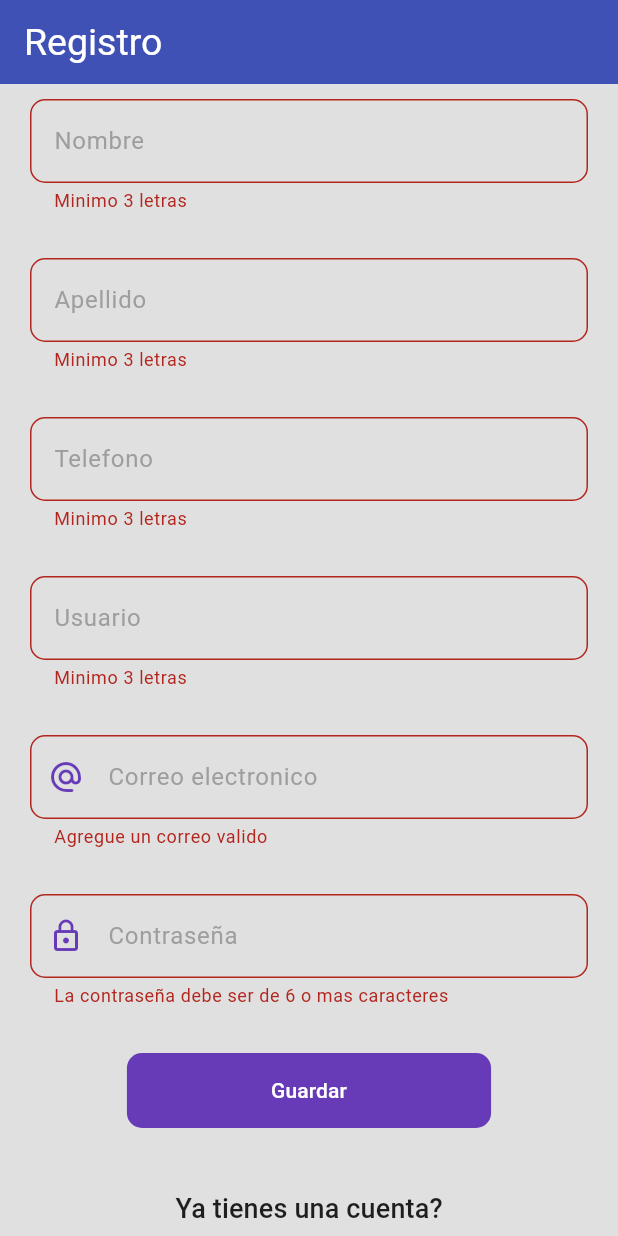
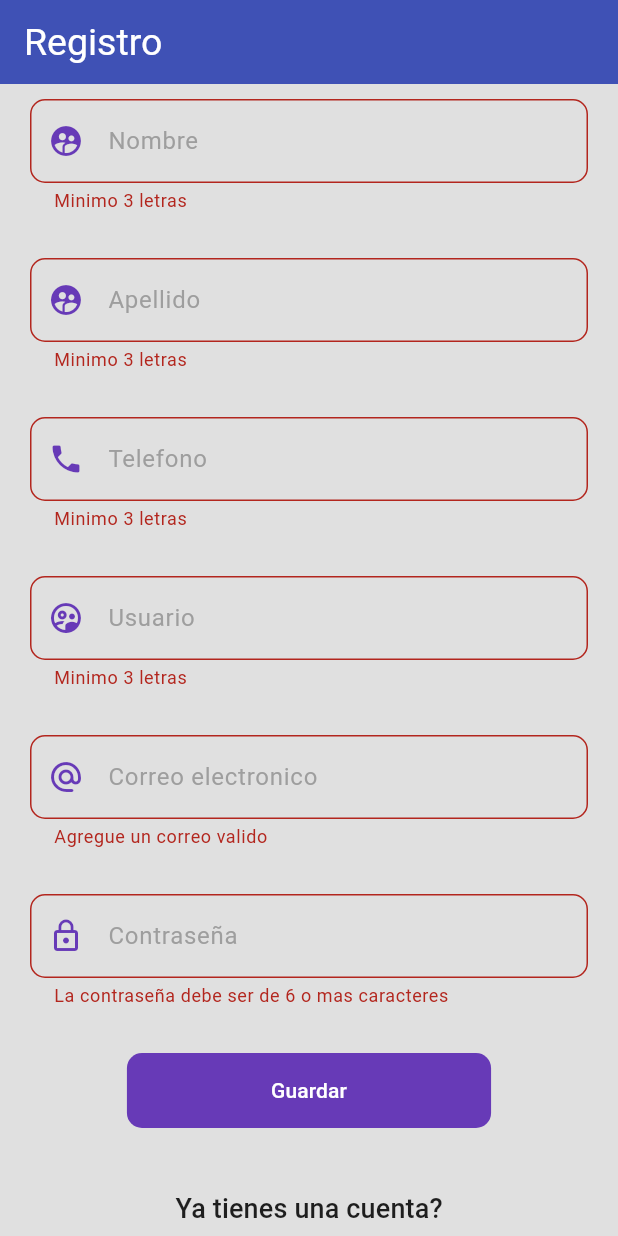
Before and after one commit to Tonyva002/luxury, a Flutter app: the screen it shows after launch, after a tap on "Ingresar", after a tap on "Crear una nueva cuenta", after a tap on "Guardar", on a phone screen of 412 x 824 dp. Run offline on Flutter 3.47's test engine with Material 3 defaults, Android fonts, the phone set to English and light mode, and no system bars; our stand-ins replace flutter_secure_storage.

Commit message:
Validation login and register
Validation login and register

```diff
--- a/lib/main.dart
+++ b/lib/main.dart
@@ -1,6 +1,7 @@
 import 'package:flutter/material.dart';
 import 'package:luxury/router/routes.dart';
 import 'package:luxury/services/auth_service.dart';
+import 'package:luxury/services/services.dart';
 import 'package:luxury/theme/theme.dart';
 import 'package:provider/provider.dart';
 
@@ -34,6 +35,7 @@ class MyApp extends StatelessWidget {
       initialRoute: AppRoutes.initialRoute,
       routes: AppRoutes.getAppRoutes(),
       theme: AppTheme.lightTheme,
+      scaffoldMessengerKey: NotificationsService.messengerKey,
 
     );
   }
--- a/lib/screens/login_screen.dart
+++ b/lib/screens/login_screen.dart
@@ -68,7 +68,7 @@ class _LoginForm extends StatelessWidget {
               autocorrect: false,
               keyboardType: TextInputType.emailAddress,
               decoration: InputDecorations.authInputDecoration(
-                  hintText: 'tony.do@gmail.com',
+                  hintText: 't...do@gmail.com',
                   labelText: 'Correo electronico',
                   prefixIcon: Icons.alternate_email_rounded),
               onChanged: (value) => loginForm.email = value,
@@ -88,7 +88,7 @@ class _LoginForm extends StatelessWidget {
               obscureText: true,
               keyboardType: TextInputType.emailAddress,
               decoration: InputDecorations.authInputDecoration(
-                  hintText: '*****',
+                  hintText: '***....',
                   labelText: 'Contraseña',
                   prefixIcon: Icons.lock_outline),
               onChanged: (value) => loginForm.password = value,
@@ -101,17 +101,11 @@ class _LoginForm extends StatelessWidget {
             const SizedBox(height: 30),
             MaterialButton(
                 shape: RoundedRectangleBorder(
-                    borderRadius: BorderRadius.circular(10)),
+                    borderRadius: BorderRadius.circular(10)
+                ),
                 disabledColor: Colors.grey,
                 elevation: 0,
                 color: Colors.deepPurple,
-                child: Container(
-                  padding: EdgeInsets.symmetric(horizontal: 80, vertical: 15),
-                  child: Text(
-                    loginForm.isLoading ? 'Espere...' : 'Ingresar',
-                    style: TextStyle(color: Colors.white),
-                  ),
-                ),
                 onPressed: loginForm.isLoading
                     ? null
                     : () async {
@@ -128,11 +122,18 @@ class _LoginForm extends StatelessWidget {
                         if(errorMessage == null){
                           Navigator.pushReplacementNamed(context, 'home');
                         } else {
-                          print(errorMessage);
+                          NotificationsService.showSnackbar('Usuario y contraseña invalida');
                           loginForm.isLoading = false;
                         }
 
-                })
+                },
+                child: Container(
+                  padding: EdgeInsets.symmetric(horizontal: 80, vertical: 15),
+                  child: Text(
+                    loginForm.isLoading ? 'Espere...' : 'Ingresar',
+                    style: TextStyle(color: Colors.white),
+                  ),
+                ))
           ],
         ),
       ),
--- a/lib/screens/register_screen.dart
+++ b/lib/screens/register_screen.dart
@@ -53,19 +53,22 @@ class _LoginForm extends StatelessWidget {
                 labelText: 'Nombre',
                 hintText: 'Nombre del usuario',
                 formProperty: 'first_name',
-                formValues: formValues),
+                formValues: formValues,
+            prefixIcon: Icons.supervised_user_circle_rounded),
             const SizedBox(height: 30),
             InputDecorations.authTextFormField(
                 labelText: 'Apellido',
                 hintText: 'Apellido del usuario',
                 formProperty: 'last_name',
-                formValues: formValues),
+                formValues: formValues,
+            prefixIcon: Icons.supervised_user_circle),
             const SizedBox(height: 30),
             InputDecorations.authTextFormField(
                 labelText: 'Telefono',
                 hintText: 'Telefono del usuario',
                 formProperty: 'phone',
-                formValues: formValues),
+                formValues: formValues,
+            prefixIcon: Icons.phone),
             const SizedBox(height: 30),
 
             InputDecorations.authTextFormField(
@@ -73,7 +76,8 @@ class _LoginForm extends StatelessWidget {
                 hintText: 'Usuario',
                 obscureText: true,
                 formProperty: 'user',
-                formValues: formValues),
+                formValues: formValues,
+                prefixIcon: Icons.supervised_user_circle_outlined),
             const SizedBox(height: 30),
 
 
@@ -81,7 +85,7 @@ class _LoginForm extends StatelessWidget {
               autocorrect: false,
               keyboardType: TextInputType.emailAddress,
               decoration: InputDecorations.authInputDecoration2(
-                  hintText: 'tony.do@gmail.com',
+                  hintText: 't...do@gmail.com',
                   labelText: 'Correo electronico',
                   prefixIcon: Icons.alternate_email_rounded),
               onChanged: (value) => loginForm.email = value,
@@ -101,7 +105,7 @@ class _LoginForm extends StatelessWidget {
               obscureText: true,
               keyboardType: TextInputType.emailAddress,
               decoration: InputDecorations.authInputDecoration2(
-                  hintText: '*****',
+                  hintText: '***....',
                   labelText: 'Contraseña',
                   prefixIcon: Icons.lock_outline),
               onChanged: (value) => loginForm.password = value,
@@ -141,7 +145,7 @@ class _LoginForm extends StatelessWidget {
                   if(errorMessage == null){
                     Navigator.pushReplacementNamed(context, 'home');
                   } else {
-                    print(errorMessage);
+                    NotificationsService.showSnackbar('Usuario ya existe');
                     loginForm.isLoading = false;
                   }
 
--- a/lib/services/auth_service.dart
+++ b/lib/services/auth_service.dart
@@ -12,7 +12,8 @@ class AuthService extends ChangeNotifier {
   Future<String?> createrUser(String email, String password) async {
     final Map<String, dynamic> authData = {
       'email': email,
-      'password': password
+      'password': password,
+      'returnSecureToken': true
     };
 
     final url =
@@ -33,7 +34,8 @@ class AuthService extends ChangeNotifier {
   Future<String?> login(String email, String password) async {
     final Map<String, dynamic> authData = {
       'email': email,
-      'password': password
+      'password': password,
+      'returnSecureToken': true
     };
 
     final url = Uri.https(
--- /dev/null
+++ b/lib/services/notifications_service.dart
@@ -0,0 +1,16 @@
+
+
+import 'package:flutter/material.dart';
+
+class NotificationsService {
+
+  static late GlobalKey<ScaffoldMessengerState> messengerKey = GlobalKey<ScaffoldMessengerState>();
+
+  static showSnackbar( String message) {
+
+    final snackBar = new SnackBar(
+        content: Text(message, style: TextStyle(color: Colors.white, fontSize: 20)),
+    );
+    messengerKey.currentState!.showSnackBar(snackBar);
+  }
+}
--- a/lib/services/services.dart
+++ b/lib/services/services.dart
@@ -1 +1,2 @@
+export 'package:luxury/services/notifications_service.dart';
 export 'package:luxury/services/auth_service.dart';
--- a/lib/theme/theme.dart
+++ b/lib/theme/theme.dart
@@ -19,6 +19,9 @@ class AppTheme {
     appBarTheme: const AppBarTheme(
       color: primary,
       elevation: 0,
+      iconTheme: IconThemeData(
+        color: Colors.white,
+      ),
       titleTextStyle:
         TextStyle(
           color: white,
```
